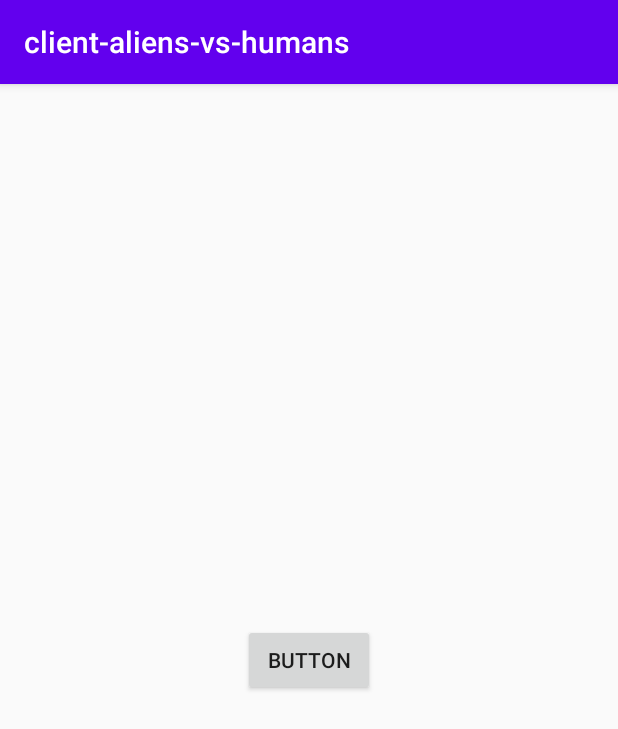
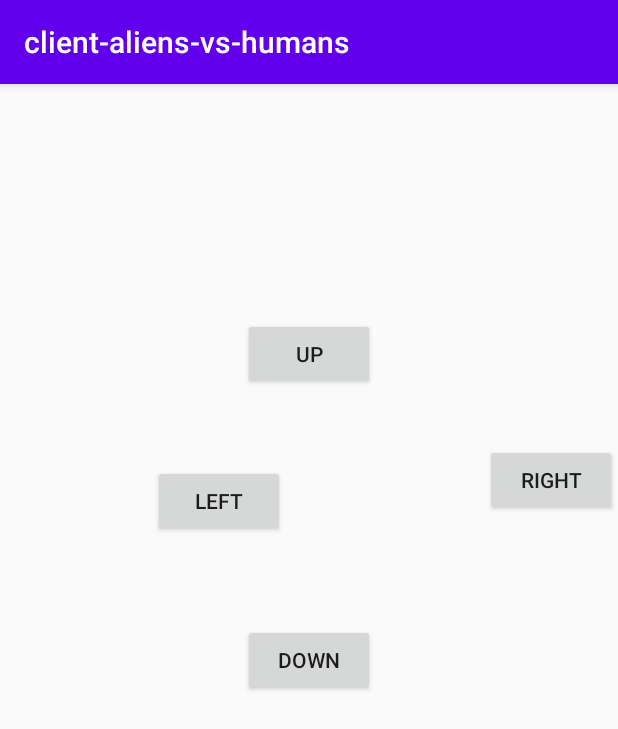
Before and after one commit to nicolaspenagos/client-aliens-vs-humans, an Android app: the screen it shows after launch (MainActivity), on a phone screen of 412 x 824 dp. Shown: the top 729 px of the screen. Run offline under Robolectric (Android 15) with nearby library versions, the phone set to English and light mode, and no system bars.

Commit message:
Arrows has been implemented.

```diff
--- a/app/src/main/java/com/example/client_aliens_vs_humans/MainActivity.java
+++ b/app/src/main/java/com/example/client_aliens_vs_humans/MainActivity.java
@@ -11,15 +11,24 @@ package com.example.client_aliens_vs_humans;
 import androidx.appcompat.app.AppCompatActivity;
 
 import android.os.Bundle;
+import android.view.View;
 import android.widget.Button;
 import android.widget.Toast;
 
 import com.example.client_aliens_vs_humans.events.OnMessageListener;
+import com.example.client_aliens_vs_humans.tcpmodel.Direction;
+import com.google.gson.Gson;
 
-public class MainActivity extends AppCompatActivity implements OnMessageListener {
+import java.util.UUID;
+
+public class MainActivity extends AppCompatActivity implements OnMessageListener, View.OnClickListener{
 
     private TCPConnection tcp;
-    private Button button;
+    private Button upButton;
+    private Button downButton;
+    private Button rightBurron;
+    private Button leftButton;
+    private Gson gson;
 
     @Override
     protected void onCreate(Bundle savedInstanceState) {
@@ -27,19 +36,21 @@ public class MainActivity extends AppCompatActivity implements OnMessageListener
         super.onCreate(savedInstanceState);
         setContentView(R.layout.activity_main);
 
-        button = findViewById(R.id.button);
+        gson = new Gson();
+
+        upButton = findViewById(R.id.upButton);
+        downButton = findViewById(R.id.downButton);
+        rightBurron = findViewById(R.id.rightButton);
+        leftButton = findViewById(R.id.leftButton);
 
         tcp = TCPConnection.getInstance();
         tcp.setObserver(this);
         tcp.start();
 
-        button.setOnClickListener(
-
-                (v)->{
-                    tcp.sendMessage("Hola desde android");
-                }
-
-        );
+        upButton.setOnClickListener(this);
+        downButton.setOnClickListener(this);
+        rightBurron.setOnClickListener(this);
+        leftButton.setOnClickListener(this);
 
     }
 
@@ -47,4 +58,51 @@ public class MainActivity extends AppCompatActivity implements OnMessageListener
     public void onMessage(String msg) {
         runOnUiThread(()->Toast.makeText(this, msg, Toast.LENGTH_SHORT).show());
     }
+
+    @Override
+    public void onClick(View view) {
+
+        Direction direction;
+        String json;
+        char dir;
+
+        switch (view.getId()){
+
+            case R.id.upButton:
+
+                direction = new Direction(UUID.randomUUID().toString(), Direction.UP, "Is the direction of the player on the matrix");
+                json = gson.toJson(direction);
+
+                tcp.sendMessage(json);
+
+                break;
+
+            case R.id.downButton:
+
+                direction = new Direction(UUID.randomUUID().toString(), Direction.DOWN, "Is the direction of the player on the matrix");
+                json = gson.toJson(direction);
+
+                tcp.sendMessage(json);
+
+                break;
+
+            case R.id.rightButton:
+
+                direction = new Direction(UUID.randomUUID().toString(), Direction.RIGHT, "Is the direction of the player on the matrix");
+                json = gson.toJson(direction);
+
+                tcp.sendMessage(json);
+
+                break;
+
+            case R.id.leftButton:
+
+                direction = new Direction(UUID.randomUUID().toString(), Direction.LEFT, "Is the direction of the player on the matrix");
+                json = gson.toJson(direction);
+
+                tcp.sendMessage(json);
+
+                break;
+        }
+    }
 }
--- a/app/src/main/res/layout/activity_main.xml
+++ b/app/src/main/res/layout/activity_main.xml
@@ -7,12 +7,52 @@
     tools:context=".MainActivity">
 
     <Button
-        android:id="@+id/button"
+        android:id="@+id/downButton"
         android:layout_width="wrap_content"
         android:layout_height="wrap_content"
-        android:text="Button"
+        android:text="down"
         app:layout_constraintBottom_toBottomOf="parent"
         app:layout_constraintEnd_toEndOf="parent"
         app:layout_constraintStart_toStartOf="parent"
         app:layout_constraintTop_toTopOf="parent" />
+
+    <Button
+        android:id="@+id/upButton"
+        android:layout_width="wrap_content"
+        android:layout_height="wrap_content"
+        android:layout_marginStart="161dp"
+        android:layout_marginEnd="162dp"
+        android:text="up"
+        app:layout_constraintBottom_toTopOf="@+id/downButton"
+        app:layout_constraintEnd_toEndOf="parent"
+        app:layout_constraintStart_toStartOf="parent"
+        app:layout_constraintTop_toTopOf="parent" />
+
+    <Button
+        android:id="@+id/leftButton"
+        android:layout_width="wrap_content"
+        android:layout_height="wrap_content"
+        android:layout_marginTop="45dp"
+        android:layout_marginBottom="54dp"
+        android:text="left"
+        app:layout_constraintBottom_toTopOf="@+id/downButton"
+        app:layout_constraintEnd_toEndOf="parent"
+        app:layout_constraintHorizontal_bias="0.315"
+        app:layout_constraintStart_toStartOf="parent"
+        app:layout_constraintTop_toBottomOf="@+id/upButton" />
+
+    <Button
+        android:id="@+id/rightButton"
+        android:layout_width="wrap_content"
+        android:layout_height="wrap_content"
+        android:layout_marginStart="133dp"
+        android:layout_marginTop="240dp"
+        android:layout_marginBottom="443dp"
+        android:text="right"
+        app:layout_constraintBottom_toBottomOf="parent"
+        app:layout_constraintEnd_toEndOf="parent"
+        app:layout_constraintHorizontal_bias="0.0"
+        app:layout_constraintStart_toEndOf="@+id/leftButton"
+        app:layout_constraintTop_toTopOf="parent"
+        app:layout_constraintVertical_bias="0.0" />
 </androidx.constraintlayout.widget.ConstraintLayout>
```
Also changed, not shown: app/src/main/java/com/example/client_aliens_vs_humans/tcpmodel/Direction.java (added, +75 -0 lines), app/src/main/java/com/example/client_aliens_vs_humans/tcpmodel/Generic.java (added, +15 -0 lines).
